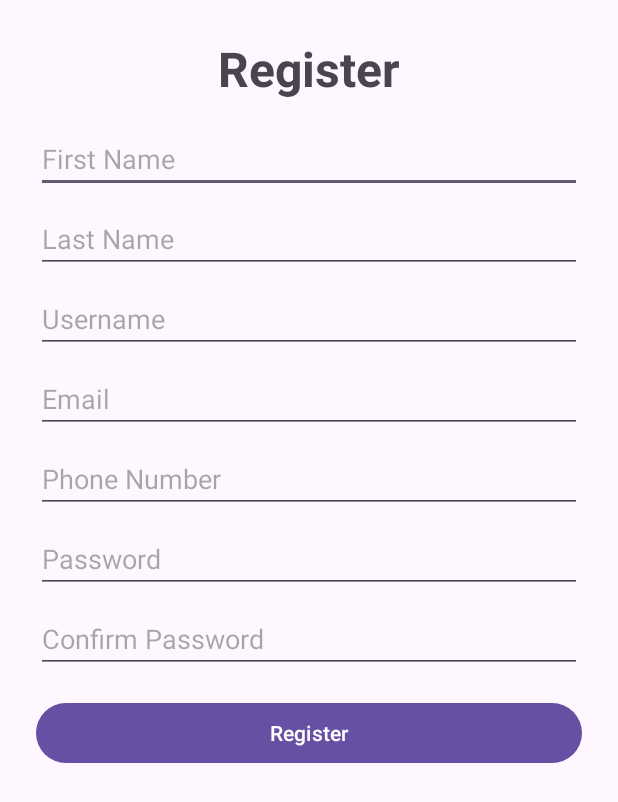
After one commit to Visal616/HotelManagmentApp, an Android app: the RegisterActivity screen opened directly, with no data from a screen before it, on a phone screen of 412 x 824 dp. The commit adds this screen. Shown: the top 802 px of the screen. Run offline under Robolectric (Android 15) with nearby library versions, the phone set to English and light mode, and no system bars.

Commit message:
Register

```diff
--- a/app/src/main/java/com/example/hotelmanagmentapp/activities/BaseActivity.java
+++ b/app/src/main/java/com/example/hotelmanagmentapp/activities/BaseActivity.java
@@ -13,6 +13,7 @@ public class BaseActivity extends AppCompatActivity {
         if(UserSharePreference.getAccessToken(this).isEmpty()){
             Intent intent = new Intent(this,LoginActivity.class);
             startActivity(intent);
+            finish();
         }
     }
 }
--- /dev/null
+++ b/app/src/main/java/com/example/hotelmanagmentapp/activities/RegisterActivity.java
@@ -0,0 +1,101 @@
+package com.example.hotelmanagmentapp.activities;
+
+import android.os.Bundle;
+import android.view.View;
+import android.widget.Button;
+import android.widget.EditText;
+import android.widget.Toast;
+
+import androidx.appcompat.app.AppCompatActivity;
+
+import com.example.hotelmanagmentapp.R;
+import com.example.hotelmanagmentapp.data.remote.models.request.RegisterRequest;
+
+import com.example.hotelmanagmentapp.data.remote.models.response.register.RegisterResponse;
+import com.example.hotelmanagmentapp.data.remote.repository.RegisterRepository;
+
+public class RegisterActivity extends AppCompatActivity {
+
+    private EditText etFirstName, etLastName, etUsername, etEmail, etPhoneNumber, etPassword, etConfirmPassword;
+    private Button btnRegister;
+
+    private RegisterRepository registerRepository;
+
+    @Override
+    protected void onCreate(Bundle savedInstanceState) {
+        super.onCreate(savedInstanceState);
+        setContentView(R.layout.activity_register);
+
+        // Initialize views
+        etFirstName = findViewById(R.id.etFirstName);
+        etLastName = findViewById(R.id.etLastName);
+        etUsername = findViewById(R.id.etUsername);
+        etEmail = findViewById(R.id.etEmail);
+        etPhoneNumber = findViewById(R.id.etPhoneNumber);
+        etPassword = findViewById(R.id.etPassword);
+        etConfirmPassword = findViewById(R.id.etConfirmPassword);
+        btnRegister = findViewById(R.id.btnRegister);
+
+        // Initialize repository
+        registerRepository = new RegisterRepository();
+
+        btnRegister.setOnClickListener(new View.OnClickListener() {
+            @Override
+            public void onClick(View view) {
+                registerUser();
+            }
+        });
+    }
+
+    private void registerUser() {
+        // Get input values
+        String firstName = etFirstName.getText().toString().trim();
+        String lastName = etLastName.getText().toString().trim();
+        String username = etUsername.getText().toString().trim();
+        String email = etEmail.getText().toString().trim();
+        String phoneNumber = etPhoneNumber.getText().toString().trim();
+        String password = etPassword.getText().toString().trim();
+        String confirmPassword = etConfirmPassword.getText().toString().trim();
+
+        // Validate input
+        if (firstName.isEmpty() || lastName.isEmpty() || username.isEmpty() ||
+                email.isEmpty() || phoneNumber.isEmpty() ||
+                password.isEmpty() || confirmPassword.isEmpty()) {
+            Toast.makeText(this, "Please fill in all fields.", Toast.LENGTH_SHORT).show();
+            return;
+        }
+
+        if (!password.equals(confirmPassword)) {
+            Toast.makeText(this, "Passwords do not match.", Toast.LENGTH_SHORT).show();
+            return;
+        }
+
+        // Build request
+        RegisterRequest request = new RegisterRequest(
+                firstName,
+                lastName,
+                username,
+                email,
+                phoneNumber,
+                password,
+                confirmPassword,
+                "NON",   // default profile
+                "USER"   // default role
+        );
+
+        // Call API
+        registerRepository.register(request, new RegisterRepository.RegisterCallback() {
+            @Override
+            public void onSuccess(RegisterResponse response) {
+                Toast.makeText(RegisterActivity.this, "Registered successfully!", Toast.LENGTH_SHORT).show();
+                // TODO: Navigate to login or main screen if needed
+                finish();
+            }
+
+            @Override
+            public void onFailure(String errorMessage) {
+                Toast.makeText(RegisterActivity.this, "Register failed: " + errorMessage, Toast.LENGTH_SHORT).show();
+            }
+        });
+    }
+}
--- a/app/src/main/java/com/example/hotelmanagmentapp/data/remote/models/request/RegisterRequest.java
+++ b/app/src/main/java/com/example/hotelmanagmentapp/data/remote/models/request/RegisterRequest.java
@@ -30,6 +30,9 @@ public class RegisterRequest{
 
 	@SerializedName("username")
 	private String username;
+
+	public RegisterRequest(String firstName, String lastName, String username, String email, String phoneNumber, String password, String confirmPassword, String non, String user) {
+	}
 
 	public void setFirstName(String firstName){
 		this.firstName = firstName;
--- /dev/null
+++ b/app/src/main/java/com/example/hotelmanagmentapp/data/remote/repository/RegisterRepository.java
@@ -0,0 +1,42 @@
+package com.example.hotelmanagmentapp.data.remote.repository;
+
+import com.example.hotelmanagmentapp.data.remote.models.request.RegisterRequest;
+import com.example.hotelmanagmentapp.data.remote.models.response.register.RegisterResponse;
+import com.example.hotelmanagmentapp.services.ApiClient;
+import com.example.hotelmanagmentapp.services.ApiService;
+
+import retrofit2.Call;
+import retrofit2.Callback;
+import retrofit2.Response;
+
+public class RegisterRepository {
+
+    private ApiService apiService;
+
+    public RegisterRepository() {
+        apiService = ApiClient.getClient().create(ApiService.class);
+    }
+
+    public void register(RegisterRequest request, final RegisterCallback callback) {
+        apiService.register(request).enqueue(new Callback<RegisterResponse>() {
+            @Override
+            public void onResponse(Call<RegisterResponse> call, Response<RegisterResponse> response) {
+                if (response.isSuccessful() && response.body() != null) {
+                    callback.onSuccess(response.body());
+                } else {
+                    callback.onFailure("Register failed with code: " + response.code());
+                }
+            }
+
+            @Override
+            public void onFailure(Call<RegisterResponse> call, Throwable t) {
+                callback.onFailure(t.getMessage());
+            }
+        });
+    }
+
+    public interface RegisterCallback {
+        void onSuccess(RegisterResponse response);
+        void onFailure(String errorMessage);
+    }
+}
--- a/app/src/main/java/com/example/hotelmanagmentapp/services/ApiService.java
+++ b/app/src/main/java/com/example/hotelmanagmentapp/services/ApiService.java
@@ -1,7 +1,9 @@
 package com.example.hotelmanagmentapp.services;
 
 import com.example.hotelmanagmentapp.data.remote.models.request.LoginRequest;
+import com.example.hotelmanagmentapp.data.remote.models.request.RegisterRequest;
 import com.example.hotelmanagmentapp.data.remote.models.response.login.LoginResponse;
+import com.example.hotelmanagmentapp.data.remote.models.response.register.RegisterResponse;
 
 import retrofit2.Call;
 import retrofit2.http.Body;
@@ -11,4 +13,8 @@ import retrofit2.http.POST;
 public interface ApiService {
     @POST("/api/oauth/token")
     Call<LoginResponse> login(@Body LoginRequest request);
+
+    @POST("/api/oauth/register")
+    Call<RegisterResponse> register(@Body RegisterRequest request);
+
 }
--- /dev/null
+++ b/app/src/main/res/layout/activity_register.xml
@@ -0,0 +1,110 @@
+<?xml version="1.0" encoding="utf-8"?>
+<androidx.constraintlayout.widget.ConstraintLayout
+xmlns:android="http://schemas.android.com/apk/res/android"
+xmlns:app="http://schemas.android.com/apk/res-auto"
+xmlns:tools="http://schemas.android.com/tools"
+android:id="@+id/main"
+android:layout_width="match_parent"
+android:layout_height="match_parent"
+android:padding="24dp"
+tools:context=".activities.RegisterActivity">
+
+<TextView
+    android:id="@+id/tvRegisterTitle"
+    android:layout_width="wrap_content"
+    android:layout_height="wrap_content"
+    android:text="Register"
+    android:textSize="32sp"
+    android:textStyle="bold"
+    app:layout_constraintTop_toTopOf="parent"
+    app:layout_constraintStart_toStartOf="parent"
+    app:layout_constraintEnd_toEndOf="parent"/>
+
+<EditText
+    android:id="@+id/etFirstName"
+    android:layout_width="0dp"
+    android:layout_height="wrap_content"
+    android:hint="First Name"
+    android:inputType="textPersonName"
+    android:layout_marginTop="16dp"
+    app:layout_constraintTop_toBottomOf="@id/tvRegisterTitle"
+    app:layout_constraintStart_toStartOf="parent"
+    app:layout_constraintEnd_toEndOf="parent"/>
+
+<EditText
+    android:id="@+id/etLastName"
+    android:layout_width="0dp"
+    android:layout_height="wrap_content"
+    android:hint="Last Name"
+    android:inputType="textPersonName"
+    android:layout_marginTop="8dp"
+    app:layout_constraintTop_toBottomOf="@id/etFirstName"
+    app:layout_constraintStart_toStartOf="parent"
+    app:layout_constraintEnd_toEndOf="parent"/>
+
+<EditText
+    android:id="@+id/etUsername"
+    android:layout_width="0dp"
+    android:layout_height="wrap_content"
+    android:hint="Username"
+    android:inputType="text"
+    android:layout_marginTop="8dp"
+    app:layout_constraintTop_toBottomOf="@id/etLastName"
+    app:layout_constraintStart_toStartOf="parent"
+    app:layout_constraintEnd_toEndOf="parent"/>
+
+<EditText
+    android:id="@+id/etEmail"
+    android:layout_width="0dp"
+    android:layout_height="wrap_content"
+    android:hint="Email"
+    android:inputType="textEmailAddress"
+    android:layout_marginTop="8dp"
+    app:layout_constraintTop_toBottomOf="@id/etUsername"
+    app:layout_constraintStart_toStartOf="parent"
+    app:layout_constraintEnd_toEndOf="parent"/>
+
+<EditText
+    android:id="@+id/etPhoneNumber"
+    android:layout_width="0dp"
+    android:layout_height="wrap_content"
+    android:hint="Phone Number"
+    android:inputType="phone"
+    android:layout_marginTop="8dp"
+    app:layout_constraintTop_toBottomOf="@id/etEmail"
+    app:layout_constraintStart_toStartOf="parent"
+    app:layout_constraintEnd_toEndOf="parent"/>
+
+<EditText
+    android:id="@+id/etPassword"
+    android:layout_width="0dp"
+    android:layout_height="wrap_content"
+    android:hint="Password"
+    android:inputType="textPassword"
+    android:layout_marginTop="8dp"
+    app:layout_constraintTop_toBottomOf="@id/etPhoneNumber"
+    app:layout_constraintStart_toStartOf="parent"
+    app:layout_constraintEnd_toEndOf="parent"/>
+
+<EditText
+    android:id="@+id/etConfirmPassword"
+    android:layout_width="0dp"
+    android:layout_height="wrap_content"
+    android:hint="Confirm Password"
+    android:inputType="textPassword"
+    android:layout_marginTop="8dp"
+    app:layout_constraintTop_toBottomOf="@id/etPassword"
+    app:layout_constraintStart_toStartOf="parent"
+    app:layout_constraintEnd_toEndOf="parent"/>
+
+<Button
+    android:id="@+id/btnRegister"
+    android:layout_width="0dp"
+    android:layout_height="wrap_content"
+    android:text="Register"
+    android:layout_marginTop="16dp"
+    app:layout_constraintTop_toBottomOf="@id/etConfirmPassword"
+    app:layout_constraintStart_toStartOf="parent"
+    app:layout_constraintEnd_toEndOf="parent"/>
+
+</androidx.constraintlayout.widget.ConstraintLayout>
```
Also changed, not shown: app/src/main/AndroidManifest.xml (+3 -4 lines), app/src/main/java/com/example/hotelmanagmentapp/data/remote/models/response/register/RegisterResponse.java (added, +73 -0 lines).
